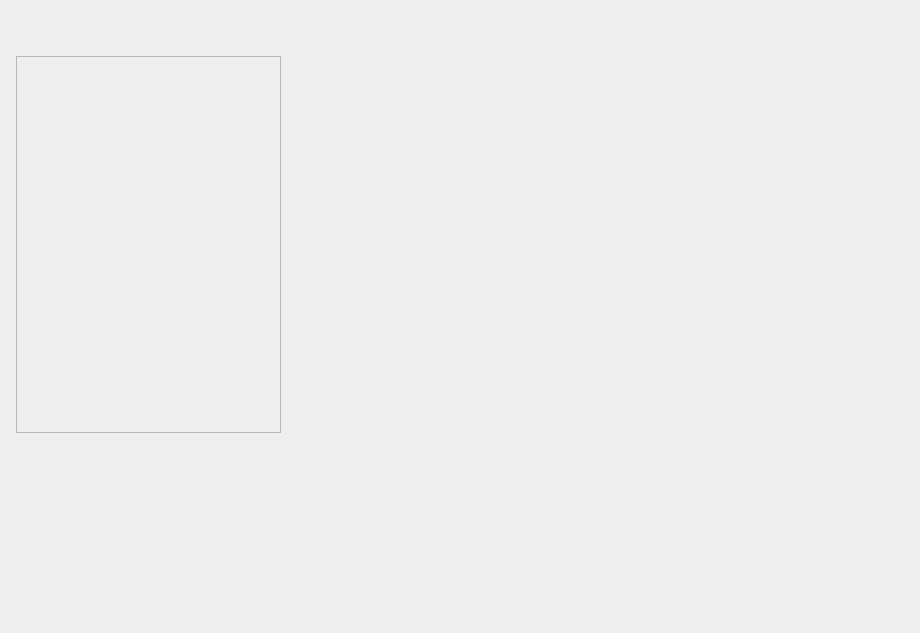
Above: Window/Page/axialfanpage.ui from caosq/ChickenFarm before the change. Below: the same form after it.
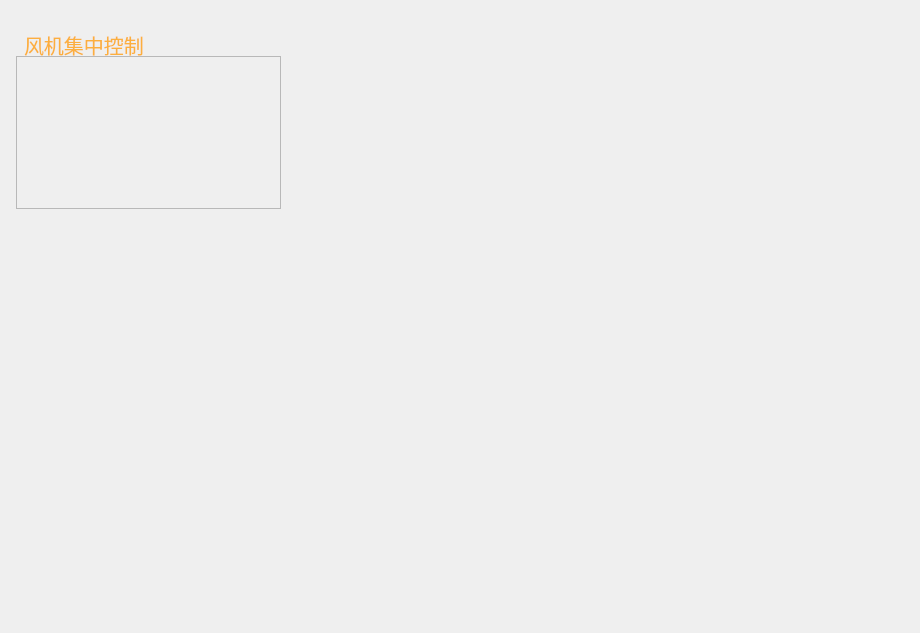
That is the form after the change. Icons and pictures are not drawn.

Commit message: 水泵、风机、传感器界面布局

Patch:
```diff
--- a/Window/Page/axialfanpage.ui
+++ b/Window/Page/axialfanpage.ui
@@ -30,7 +30,7 @@
      <x>16</x>
      <y>56</y>
      <width>265</width>
-     <height>377</height>
+     <height>153</height>
     </rect>
    </property>
    <property name="styleSheet">
@@ -44,6 +44,157 @@
     <enum>QFrame::Raised</enum>
    </property>
   </widget>
+  <widget class="QWidget" name="verticalLayoutWidget">
+   <property name="geometry">
+    <rect>
+     <x>24</x>
+     <y>248</y>
+     <width>249</width>
+     <height>361</height>
+    </rect>
+   </property>
+   <layout class="QVBoxLayout" name="verticalLayout"/>
+  </widget>
+  <widget class="QLabel" name="label">
+   <property name="geometry">
+    <rect>
+     <x>24</x>
+     <y>32</y>
+     <width>153</width>
+     <height>25</height>
+    </rect>
+   </property>
+   <property name="palette">
+    <palette>
+     <active>
+      <colorrole role="WindowText">
+       <brush brushstyle="SolidPattern">
+        <color alpha="255">
+         <red>252</red>
+         <green>175</green>
+         <blue>62</blue>
+        </color>
+       </brush>
+      </colorrole>
+      <colorrole role="Button">
+       <brush brushstyle="SolidPattern">
+        <color alpha="0">
+         <red>0</red>
+         <green>0</green>
+         <blue>0</blue>
+        </color>
+       </brush>
+      </colorrole>
+      <colorrole role="Base">
+       <brush brushstyle="SolidPattern">
+        <color alpha="0">
+         <red>0</red>
+         <green>0</green>
+         <blue>0</blue>
+        </color>
+       </brush>
+      </colorrole>
+      <colorrole role="Window">
+       <brush brushstyle="SolidPattern">
+        <color alpha="0">
+         <red>0</red>
+         <green>0</green>
+         <blue>0</blue>
+        </color>
+       </brush>
+      </colorrole>
+     </active>
+     <inactive>
+      <colorrole role="WindowText">
+       <brush brushstyle="SolidPattern">
+        <color alpha="255">
+         <red>252</red>
+         <green>175</green>
+         <blue>62</blue>
+        </color>
+       </brush>
+      </colorrole>
+      <colorrole role="Button">
+       <brush brushstyle="SolidPattern">
+        <color alpha="0">
+         <red>0</red>
+         <green>0</green>
+         <blue>0</blue>
+        </color>
+       </brush>
+      </colorrole>
+      <colorrole role="Base">
+       <brush brushstyle="SolidPattern">
+        <color alpha="0">
+         <red>0</red>
+         <green>0</green>
+         <blue>0</blue>
+        </color>
+       </brush>
+      </colorrole>
+      <colorrole role="Window">
+       <brush brushstyle="SolidPattern">
+        <color alpha="0">
+         <red>0</red>
+         <green>0</green>
+         <blue>0</blue>
+        </color>
+       </brush>
+      </colorrole>
+     </inactive>
+     <disabled>
+      <colorrole role="WindowText">
+       <brush brushstyle="SolidPattern">
+        <color alpha="255">
+         <red>190</red>
+         <green>190</green>
+         <blue>190</blue>
+        </color>
+       </brush>
+      </colorrole>
+      <colorrole role="Button">
+       <brush brushstyle="SolidPattern">
+        <color alpha="0">
+         <red>0</red>
+         <green>0</green>
+         <blue>0</blue>
+        </color>
+       </brush>
+      </colorrole>
+      <colorrole role="Base">
+       <brush brushstyle="SolidPattern">
+        <color alpha="0">
+         <red>0</red>
+         <green>0</green>
+         <blue>0</blue>
+        </color>
+       </brush>
+      </colorrole>
+      <colorrole role="Window">
+       <brush brushstyle="SolidPattern">
+        <color alpha="0">
+         <red>0</red>
+         <green>0</green>
+         <blue>0</blue>
+        </color>
+       </brush>
+      </colorrole>
+     </disabled>
+    </palette>
+   </property>
+   <property name="font">
+    <font>
+     <pointsize>15</pointsize>
+    </font>
+   </property>
+   <property name="styleSheet">
+    <string notr="true">border-style:none;
+background:transparent;</string>
+   </property>
+   <property name="text">
+    <string>风机集中控制</string>
+   </property>
+  </widget>
  </widget>
  <resources/>
  <connections/>
```
Left out of the diff: 4 changed lines with no effect on the pictures. The commit also changes 44 other files.
